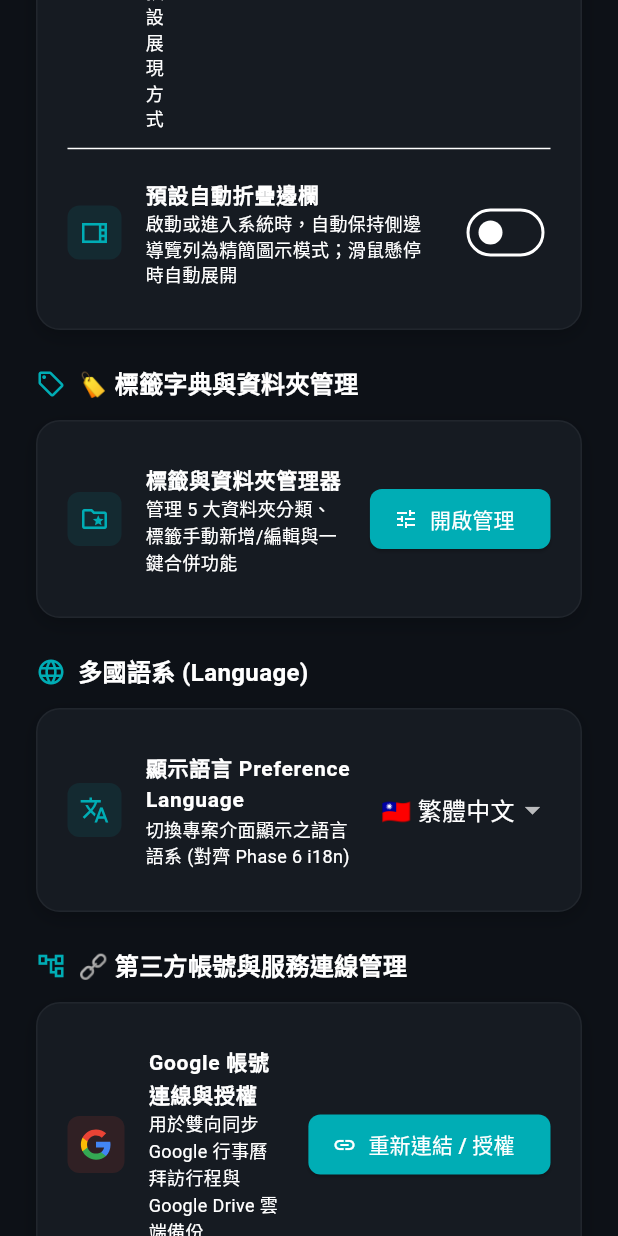
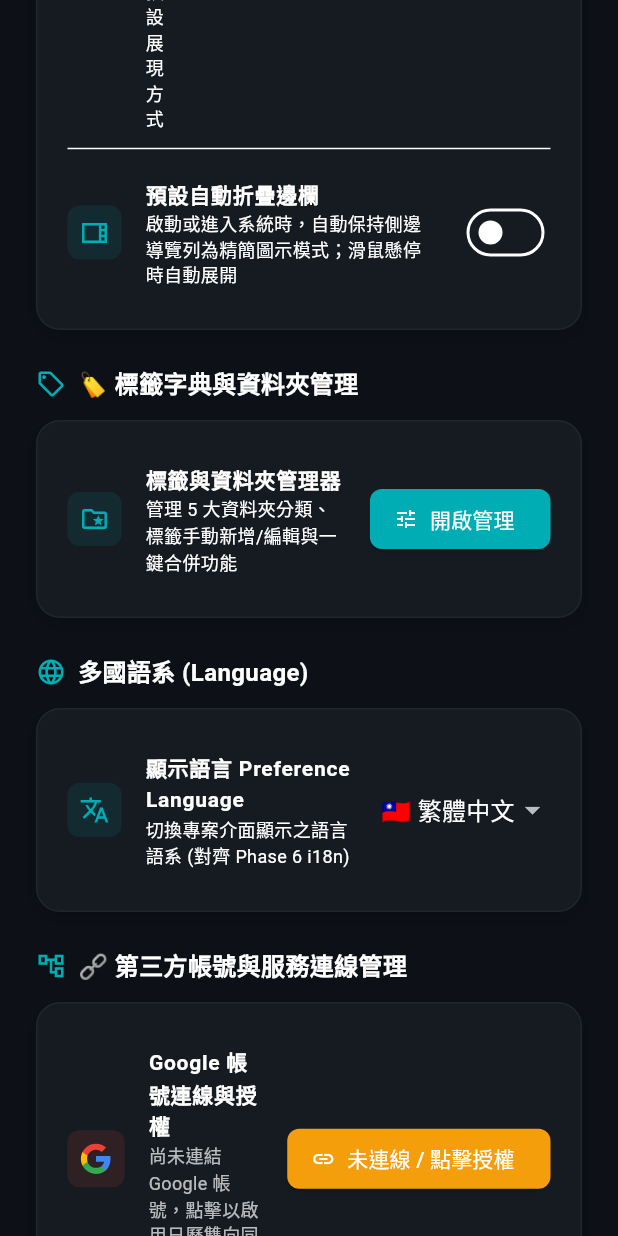
Before and after one commit to Brianliu0211/project67, a Flutter app: the SettingsScreen widget shown alone on an empty page, opened directly, scrolled down 1152 dp, on a phone screen of 412 x 824 dp. Run offline on Flutter 3.47's test engine with Material 3 defaults, Android fonts, the phone set to English and light mode, and no system bars; our stand-ins replace csv, file_picker, flutter_dotenv, image_picker, shared_preferences, supabase_flutter; missing offline and left inert: dart:html, desktop_drop, excel, record; accounts and stored records are empty; network calls fail.

Commit message:
feat(auth): 實作 Google OAuth 2.0 第三方登入與膠囊按鈕 UI
- 建立 Google 服務整合開發說明書 (Google帳號與服務整合開發說明書.md)
- 在 Google Cloud Console 配置 Web Client ID 憑證，並在 Supabase Auth 啟用 Google Provider
- 新增 GoogleStyleSignInButton 膠囊按鈕與 100% 官方標準 Bezier 向量 4 色 Google "G" 標誌
- 在 login_screen.dart 與 settings_screen.dart 加入 queryParams: {'prompt': 'select_account'} 支援多帳號選擇與切換
- 在 main.dart 配置 AuthFlowType.implicit 解決 Web 端 bad_oauth_state 逾時問題
- 在 settings_screen.dart 實作動態 Google 帳號連線狀態 (已連線 🟢 vs 未連線 ⚡)
- 通過 Puppeteer 無頭瀏覽器實測驗證，更新進度表 Phase 2.5 項目為已完成並撰寫開發日誌

```diff
--- a/lib/screens/settings_screen.dart
+++ b/lib/screens/settings_screen.dart
@@ -365,7 +365,14 @@ class SettingsScreen extends StatelessWidget {
                   // Section 3.5: Third-Party Account & Service Connection
                   _buildSectionHeader(context, Icons.account_tree_outlined, '🔗 第三方帳號與服務連線管理', primaryColor),
                   const SizedBox(height: 12),
-                  _buildCardContainer(
+                  Builder(
+                    builder: (context) {
+                      final currentUser = Supabase.instance.client.auth.currentUser;
+                      final bool isGoogleConnected = (currentUser?.identities?.any((i) => i.provider == 'google') ?? false) ||
+                          (currentUser?.appMetadata['provider'] == 'google') ||
+                          ((currentUser?.appMetadata['providers'] as List?)?.contains('google') ?? false);
+
+                      return _buildCardContainer(
                         context,
                         isDark,
                         child: Column(
@@ -376,16 +383,26 @@ class SettingsScreen extends StatelessWidget {
                               leading: Container(
                                 padding: const EdgeInsets.all(8),
                                 decoration: BoxDecoration(
-                              color: const Color(0xFFEA4335).withOpacity(0.12),
+                                  color: const Color(0xFFEA4335).withValues(alpha: 0.12),
                                   borderRadius: BorderRadius.circular(8),
                                 ),
                                 child: const GoogleGLogoIcon(size: 22),
                               ),
                               title: const Text('Google 帳號連線與授權', style: TextStyle(fontSize: 14, fontWeight: FontWeight.bold)),
-                          subtitle: const Text('用於雙向同步 Google 行事曆拜訪行程與 Google Drive 雲端備份', style: TextStyle(fontSize: 12)),
+                              subtitle: Text(
+                                isGoogleConnected
+                                    ? '已成功連結 Google 帳號，可雙向同步 Google 行事曆與雲端備份'
+                                    : '尚未連結 Google 帳號，點擊以啟用日曆雙向同步與雲端備份',
+                                style: TextStyle(
+                                  fontSize: 12,
+                                  color: isGoogleConnected ? const Color(0xFF10B981) : (isDark ? Colors.white70 : Colors.black54),
+                                ),
+                              ),
                               trailing: ElevatedButton.icon(
                                 style: ElevatedButton.styleFrom(
-                              backgroundColor: isOfflineMode ? Colors.grey : primaryColor,
+                                  backgroundColor: isOfflineMode
+                                      ? Colors.grey
+                                      : (isGoogleConnected ? const Color(0xFF10B981) : const Color(0xFFF59E0B)),
                                   foregroundColor: Colors.white,
                                   shape: RoundedRectangleBorder(borderRadius: BorderRadius.circular(8)),
                                 ),
@@ -418,12 +435,14 @@ class SettingsScreen extends StatelessWidget {
                                           }
                                         }
                                       },
-                            icon: const Icon(Icons.link, size: 16),
-                            label: Text(Supabase.instance.client.auth.currentUser?.appMetadata['provider'] == 'google' ? '已連線' : '重新連結 / 授權'),
+                                icon: Icon(isGoogleConnected ? Icons.check_circle_outline : Icons.link, size: 16),
+                                label: Text(isGoogleConnected ? '已連線 / 重新授權' : '未連線 / 點擊授權'),
                               ),
                             ),
                           ],
                         ),
+                      );
+                    },
                   ),
                   const SizedBox(height: 32),
 
```
Lines whose indentation alone changed are shown as unchanged.
